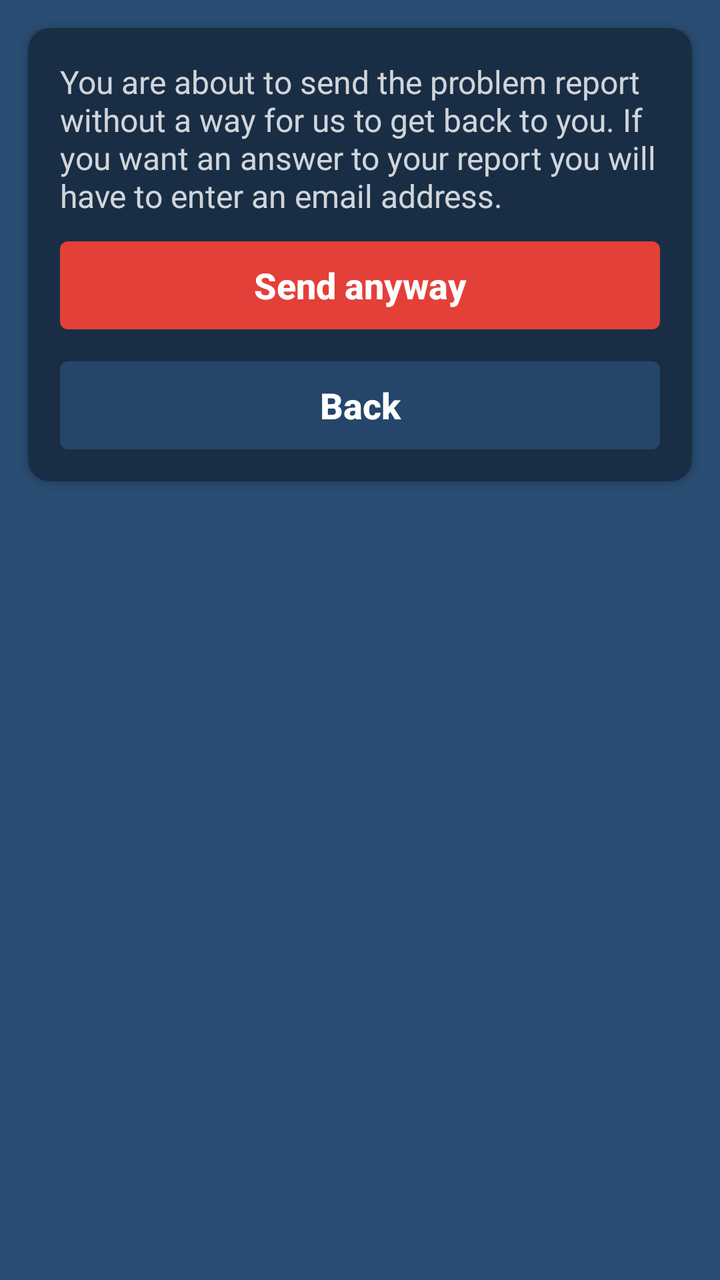
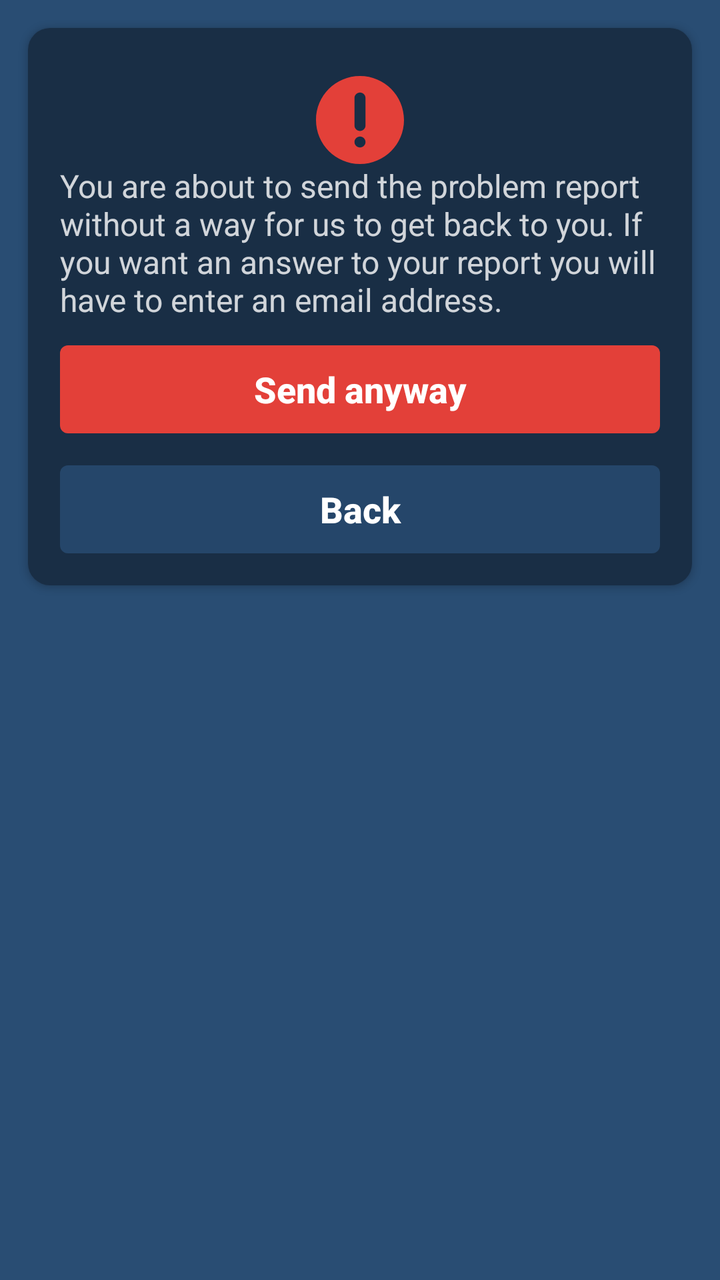

The first picture is an Android layout as it rendered before a commit; the second is the same layout after the commit. The layout source and the unified diff follow.
<!-- AndroidManifest.xml: application theme AppTheme -->
<!-- res/layout/confirm_no_email.xml -->
<ScrollView xmlns:android="http://schemas.android.com/apk/res/android"
            android:layout_width="wrap_content"
            android:layout_height="wrap_content"
            android:scrollbars="none">
    <LinearLayout android:layout_width="wrap_content"
                  android:layout_height="wrap_content"
                  android:padding="30dp"
                  android:background="@drawable/dialog_background"
                  android:orientation="vertical"
                  android:gravity="left"
                  android:elevation="2dp">
        <TextView android:layout_width="wrap_content"
                  android:layout_height="wrap_content"
                  android:layout_weight="0"
                  android:layout_marginBottom="12dp"
                  android:textColor="@color/white80"
                  android:textSize="@dimen/text_medium"
                  android:text="@string/confirm_no_email" />
        <Button android:id="@+id/send_button"
                android:text="@string/send_anyway"
                style="@style/RedButton" />
        <Button android:id="@+id/back_button"
                android:layout_marginTop="16dp"
                android:text="@string/back"
                style="@style/BlueButton" />
    </LinearLayout>
</ScrollView>
<!-- resources referenced by this layout -->
<resources>
  <color name="white80">#CCFFFFFF</color>
  <dimen name="text_medium">16sp</dimen>
  <!-- drawable dialog_background (drawable) -->
  <?xml version="1.0" encoding="utf-8"?>
  <inset xmlns:android="http://schemas.android.com/apk/res/android"
         android:insetTop="@dimen/dialog_margin"
         android:insetLeft="@dimen/dialog_margin"
         android:insetRight="@dimen/dialog_margin"
         android:insetBottom="@dimen/dialog_margin">
      <shape android:shape="rectangle">
          <corners android:radius="11dp" />
          <solid android:color="@color/darkBlue" />
      </shape>
  </inset>
  <string name="back">Back</string>
  <string name="confirm_no_email">You are about to send the problem report without a way for us
      to get back to you. If you want an answer to your report you will have to enter an email
      address.</string>
  <string name="send_anyway">Send anyway</string>
  <style name="BlueButton" parent="Button">
          <item name="android:background">@drawable/blue_button_background</item>
      </style>
  <style name="RedButton" parent="Button">
          <item name="android:background">@drawable/red_button_background</item>
      </style>
  <style name="AppTheme" parent="Theme.AppCompat.NoActionBar">
          <item name="colorPrimary">@color/colorPrimary</item>
          <item name="android:windowBackground">@color/blue</item>
      </style>
  <dimen name="dialog_margin">14dp</dimen>
  <color name="darkBlue">#192E45</color>
  <style name="Button" parent="Widget.AppCompat.Button.Borderless">
          <item name="android:layout_height">@dimen/normal_button_height</item>
          <item name="android:layout_width">match_parent</item>
          <item name="android:paddingTop">0dp</item>
          <item name="android:paddingBottom">0dp</item>
          <item name="android:textAllCaps">false</item>
          <item name="android:textColor">@color/white</item>
          <item name="android:textSize">@dimen/text_medium_plus</item>
          <item name="android:textStyle">bold</item>
      </style>
  <!-- drawable red_button_background (drawable) -->
  <?xml version="1.0" encoding="utf-8"?>
  <selector xmlns:android="http://schemas.android.com/apk/res/android">
      <item android:state_pressed="false">
          <shape android:shape="rectangle">
              <corners android:radius="4dp" />
              <solid android:color="@color/red" />
          </shape>
      </item>
      <item android:state_pressed="true">
          <shape android:shape="rectangle">
              <corners android:radius="4dp" />
              <solid android:color="@color/red95" />
          </shape>
      </item>
  </selector>
  <color name="colorPrimary">#294D73</color>
  <color name="blue">#294D73</color>
  <dimen name="normal_button_height">44dp</dimen>
  <color name="white">#FFFFFF</color>
  <dimen name="text_medium_plus">18sp</dimen>
  <color name="blue80">#CC294D73</color>
  <color name="blue60">#99294D73</color>
  <color name="red">#FFE34039</color>
  <color name="red95">#F2E34039</color>
  <!-- unchanged entries left out for length: 1 -->
</resources>

<!-- the commit's change to res/layout/confirm_no_email.xml (unified diff, before → after) -->
@@ -9,6 +9,11 @@
                   android:orientation="vertical"
                   android:gravity="left"
                   android:elevation="2dp">
+        <ImageView android:layout_width="44dp"
+                   android:layout_height="44dp"
+                   android:layout_marginTop="8dp"
+                   android:layout_gravity="center"
+                   android:src="@drawable/icon_alert" />
         <TextView android:layout_width="wrap_content"
                   android:layout_height="wrap_content"
                   android:layout_weight="0"
<!-- resource entries referenced after the edit -->
@@ -14,6 +14,33 @@
           <solid android:color="@color/darkBlue" />
       </shape>
   </inset>
+  <!-- drawable icon_alert (drawable) -->
+  <?xml version="1.0" encoding="utf-8"?>
+  <vector xmlns:android="http://schemas.android.com/apk/res/android"
+          android:width="24dp"
+          android:height="24dp"
+          android:viewportWidth="24.0"
+          android:viewportHeight="24.0">
+      <path android:fillColor="#E34039"
+            android:pathData="
+                  m 12,24
+                  c -6.627417,0 -12,-5.372583 -12,-12
+                  s 5.372583,-12 12,-12 12,5.372583 12,12 -5.372583,12 -12,12
+                  z
+                  m 0,-19.5
+                  c -0.8284271,0 -1.5,0.67157288 -1.5,1.5
+                  v 7.5
+                  c 0,0.8284271 0.6715729,1.5 1.5,1.5
+                  s 1.5,-0.6715729 1.5,-1.5
+                  v -7.5
+                  c 0,-0.82842712 -0.6715729,-1.5 -1.5,-1.5
+                  z
+                  m 0,12
+                  c -0.8284271,0 -1.5,0.6715729 -1.5,1.5
+                  s 0.6715729,1.5 1.5,1.5 1.5,-0.6715729 1.5,-1.5 -0.6715729,-1.5 -1.5,-1.5
+                  z
+              " />
+  </vector>
   <string name="back">Back</string>
   <string name="confirm_no_email">You are about to send the problem report without a way for us
       to get back to you. If you want an answer to your report you will have to enter an email
